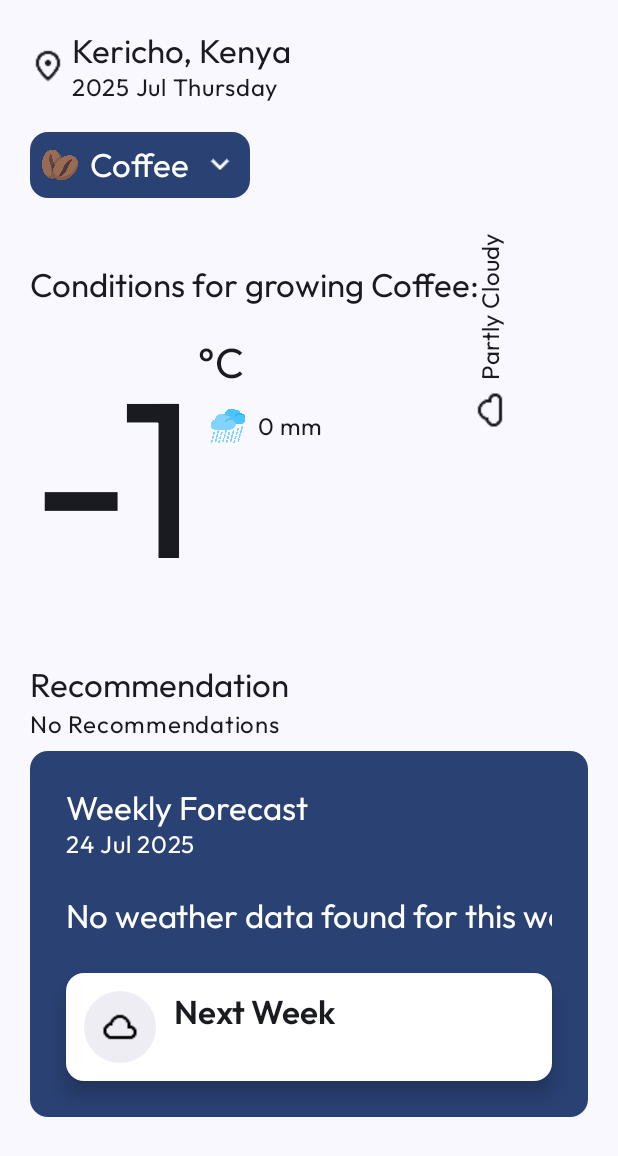
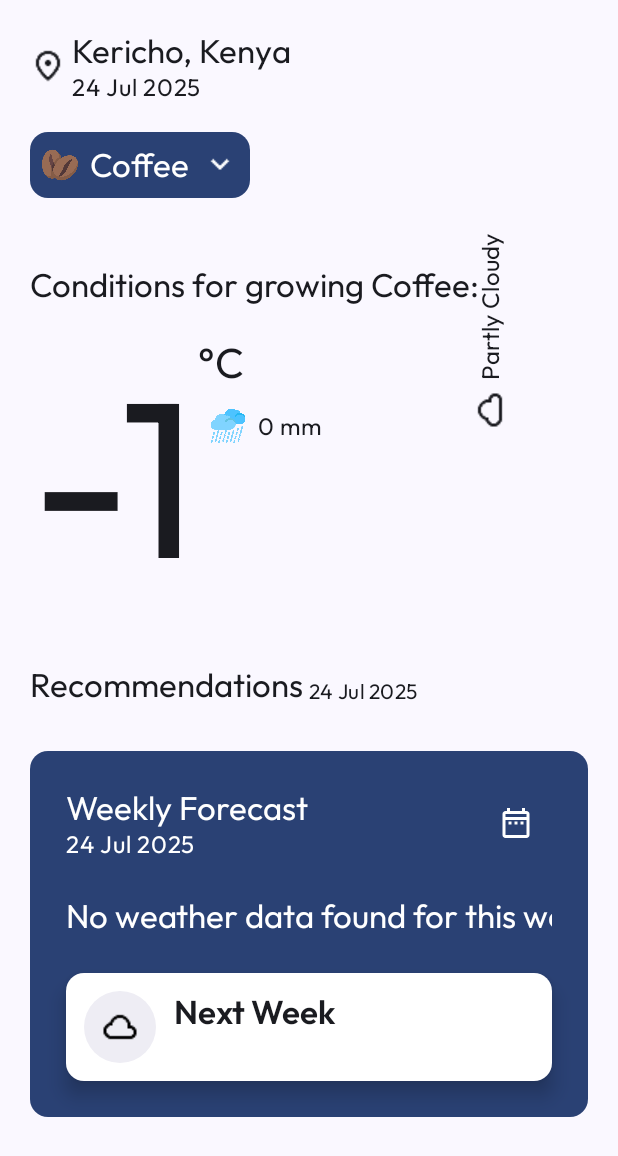
Before and after one commit to caleb-mwasikira/agri_tech_mobile, an Android app built with Jetpack Compose: the screen it shows after launch (MainActivity), on a phone screen of 412 x 824 dp. Shown: the top 1156 px of the screen. Run offline under Robolectric (Android 15) with nearby library versions, the light colour scheme and no system bars.

Commit message:
Code refactor

```diff
--- a/app/src/main/java/com/example/agritech/data/Forecast.kt
+++ b/app/src/main/java/com/example/agritech/data/Forecast.kt
@@ -2,15 +2,15 @@ package com.example.agritech.data
 
 import androidx.annotation.DrawableRes
 import androidx.compose.runtime.Immutable
-import androidx.compose.runtime.mutableStateOf
-import androidx.compose.runtime.remember
 import com.example.agritech.R
 import java.time.LocalDateTime
 import java.time.format.DateTimeFormatter
 
+
+val formatter: DateTimeFormatter = DateTimeFormatter.ofPattern("dd MMM uuuu")
+
 fun getCurrentDateTime(): String {
     val currentDateTime = LocalDateTime.now()
-    val formatter = DateTimeFormatter.ofPattern("yyyy MMM EEEE")
     return currentDateTime.format(formatter)
 }
 
--- a/app/src/main/java/com/example/agritech/data/WeatherApi.kt
+++ b/app/src/main/java/com/example/agritech/data/WeatherApi.kt
@@ -5,7 +5,6 @@ import com.google.gson.JsonDeserializationContext
 import com.google.gson.JsonDeserializer
 import com.google.gson.JsonElement
 import com.google.gson.annotations.SerializedName
-import kotlinx.serialization.Serializable
 import retrofit2.Retrofit
 import retrofit2.converter.gson.GsonConverterFactory
 import retrofit2.http.GET
@@ -16,7 +15,11 @@ import java.time.LocalDateTime
 import java.time.format.DateTimeFormatter
 
 class LocalDateTimeDeserializer : JsonDeserializer<LocalDateTime> {
-    override fun deserialize(json: JsonElement?, typeOfT: Type?, context: JsonDeserializationContext?): LocalDateTime {
+    override fun deserialize(
+        json: JsonElement?,
+        typeOfT: Type?,
+        context: JsonDeserializationContext?
+    ): LocalDateTime {
         val formatter = DateTimeFormatter.ofPattern("yyyy-MM-dd'T'HH:mm:ss.SSS")
         return LocalDateTime.parse(json?.asString, formatter)
     }
@@ -30,12 +33,8 @@ data class Weather(
     val precip: Float,
 )
 
-data class Recommendation(
+data class RecommendationResponse(
     val plant: String,
-    val avgTemp: Double,
-    val avgPrecip: Double,
-    val avgHumidity: Double,
-    val avgSolarRadiation: Double,
     val recommendations: List<String>
 )
 
@@ -48,11 +47,6 @@ data class PlantThreshold(
 )
 
 interface WeatherApi {
-    @GET("weather/{month}")
-    suspend fun getMonthlyWeather(
-        @Path("month") month: Int
-    ): List<Weather>
-
     @GET("weather/{month}/{day}")
     suspend fun getThisWeeksWeather(
         @Path("month") month: Int,
@@ -62,11 +56,12 @@ interface WeatherApi {
     @GET("weather/today")
     suspend fun getTodaysWeather(): Weather
 
-    @GET("recommendations/{month}")
-    suspend fun getThisMonthsRecommendation(
+    @GET("recommendations/{month}/{day}")
+    suspend fun getWeeklyRecommendation(
         @Path("month") month: Int,
+        @Path("day") day: Int,
         @Query("plant") plant: String,
-    ): Recommendation
+    ): RecommendationResponse
 
     @GET("plant_thresholds/{plant}")
     suspend fun getPlantThresholds(
@@ -80,7 +75,7 @@ val gson = GsonBuilder()
 
 val api: WeatherApi by lazy {
     Retrofit.Builder()
-        .baseUrl("http://192.168.43.211:5000/")
+        .baseUrl("http://192.168.43.141:5000/")
         .addConverterFactory(GsonConverterFactory.create(gson))
         .build()
         .create(WeatherApi::class.java)
--- a/app/src/main/java/com/example/agritech/data/WeatherViewModel.kt
+++ b/app/src/main/java/com/example/agritech/data/WeatherViewModel.kt
@@ -12,28 +12,7 @@ class WeatherViewModel : ViewModel() {
     }
 
     private val monthlyWeatherData = MutableStateFlow(mutableMapOf<Int, List<Weather>>())
-    private val monthlyRecommendations =
-        MutableStateFlow(mutableMapOf<String, Recommendation>())
     private val plantThresholds = MutableStateFlow(mutableMapOf<String, PlantThreshold>())
-
-    suspend fun getMonthlyWeather(month: Int): List<Weather> {
-        return try {
-            // Check if month weather data was already fetched
-            var monthsWeather = monthlyWeatherData.value[month]
-            if (monthsWeather == null) {
-                monthsWeather = api.getMonthlyWeather(month)
-                monthlyWeatherData.update { oldMap ->
-                    oldMap[month] = monthsWeather
-                    oldMap
-                }
-            }
-            Log.d(TAG, "getMonthlyWeather(month=$month); $monthsWeather")
-            monthsWeather
-        } catch (e: Exception) {
-            Log.e(TAG, "getMonthlyWeather(month=$month); ${e.message}")
-            emptyList<Weather>()
-        }
-    }
 
     suspend fun getThisWeeksWeather(month: Int, dayOfMonth: Int): List<Weather> {
         return try {
@@ -54,7 +33,7 @@ class WeatherViewModel : ViewModel() {
                 }
             }
 
-            Log.d(TAG, "getThisWeeksWeather(month=$month, dayOfMonth=$dayOfMonth); $weeklyForecast")
+            Log.d(TAG, "getThisWeeksWeather(month=$month, dayOfMonth=$dayOfMonth)")
             weeklyForecast
         } catch (e: Exception) {
             Log.e(TAG, "getThisWeeksWeather(month=$month, dayOfMonth=$dayOfMonth); ${e.message}")
@@ -65,7 +44,7 @@ class WeatherViewModel : ViewModel() {
     suspend fun getTodaysWeather(): Weather? {
         return try {
             val todaysWeather = api.getTodaysWeather()
-            Log.d(TAG, "getTodaysWeather(); $todaysWeather")
+            Log.d(TAG, "getTodaysWeather()")
             todaysWeather
         } catch (e: Exception) {
             Log.e(TAG, "getTodaysWeather(); ${e.message}")
@@ -73,24 +52,17 @@ class WeatherViewModel : ViewModel() {
         }
     }
 
-    suspend fun getThisMonthsRecommendation(month: Int, plant: String): Recommendation? {
+    suspend fun getWeeklyRecommendations(month: Int, day: Int, plant: String): List<String> {
         return try {
-            // Check if month recommendations was already fetched
-            val key = "$plant-$month"
-            var result = monthlyRecommendations.value[key]
-            if (result == null) {
-                result = api.getThisMonthsRecommendation(month, plant)
-                monthlyRecommendations.update { oldMap ->
-                    oldMap[key] = result
-                    oldMap
-                }
-            }
-
-            Log.d(TAG, "getThisMonthsRecommendation(month=$month, plant=$plant); $result")
-            result
+            Log.d(TAG, "getWeeklyRecommendations(month=$month, day=$day, plant=$plant)")
+            val response = api.getWeeklyRecommendation(month, day, plant)
+            response.recommendations
         } catch (e: Exception) {
-            Log.e(TAG, "getThisMonthsRecommendation(month=$month, plant=$plant); ${e.message}")
-            null
+            Log.e(
+                TAG,
+                "getWeeklyRecommendations(month=$month, day=$day, plant=$plant); ${e.message}"
+            )
+            emptyList<String>()
         }
     }
 
@@ -105,7 +77,7 @@ class WeatherViewModel : ViewModel() {
                 }
             }
 
-            Log.d(TAG, "getPlantThresholds(plant=$plant); $result")
+            Log.d(TAG, "getPlantThresholds(plant=$plant)")
             result
         } catch (e: Exception) {
             Log.e(TAG, "getPlantThresholds(plant=$plant); ${e.message}")
--- a/app/src/main/java/com/example/agritech/screens/WeeklyForecast.kt
+++ b/app/src/main/java/com/example/agritech/screens/WeeklyForecast.kt
@@ -1,5 +1,6 @@
 package com.example.agritech.screens
 
+import android.widget.Toast
 import androidx.compose.foundation.Image
 import androidx.compose.foundation.background
 import androidx.compose.foundation.clickable
@@ -18,15 +19,20 @@ import androidx.compose.foundation.lazy.LazyRow
 import androidx.compose.foundation.rememberScrollState
 import androidx.compose.foundation.shape.CircleShape
 import androidx.compose.foundation.verticalScroll
+import androidx.compose.material.icons.Icons
+import androidx.compose.material.icons.outlined.DateRange
 import androidx.compose.material3.Card
 import androidx.compose.material3.CardDefaults
+import androidx.compose.material3.DatePicker
 import androidx.compose.material3.DropdownMenu
 import androidx.compose.material3.DropdownMenuItem
+import androidx.compose.material3.ExperimentalMaterial3Api
 import androidx.compose.material3.Icon
 import androidx.compose.material3.IconButton
 import androidx.compose.material3.MaterialTheme
 import androidx.compose.material3.Scaffold
 import androidx.compose.material3.Text
+import androidx.compose.material3.rememberDatePickerState
 import androidx.compose.runtime.Composable
 import androidx.compose.runtime.LaunchedEffect
 import androidx.compose.runtime.getValue
@@ -37,27 +43,39 @@ import androidx.compose.ui.Alignment
 import androidx.compose.ui.Modifier
 import androidx.compose.ui.draw.clip
 import androidx.compose.ui.draw.rotate
+import androidx.compose.ui.platform.LocalContext
 import androidx.compose.ui.res.painterResource
 import androidx.compose.ui.text.font.FontWeight
 import androidx.compose.ui.tooling.preview.Devices
 import androidx.compose.ui.tooling.preview.Preview
 import androidx.compose.ui.unit.dp
 import androidx.compose.ui.unit.sp
+import androidx.compose.ui.window.Dialog
 import com.example.agritech.R
 import com.example.agritech.data.PlantThreshold
 import com.example.agritech.data.Weather
 import com.example.agritech.data.WeatherViewModel
+import com.example.agritech.data.formatter
 import com.example.agritech.data.getCurrentDateTime
 import com.example.agritech.ui.theme.OutfitFont
+import java.time.Instant
 import java.time.LocalDate
+import java.time.ZoneId
 import java.time.format.DateTimeFormatter
+import java.util.Locale
 
-fun getMostFrequentWeatherCondition(weatherList: List<Weather>): String? {
+fun getMostFrequentWeatherCondition(weatherList: List<Weather>): String {
     val mostFrequentWeatherCondition = weatherList.groupingBy { it.conditions }
         .eachCount()
         .maxByOrNull { it.value }
         ?.key
-    return mostFrequentWeatherCondition
+    var words: List<String> = mostFrequentWeatherCondition?.split("_") ?: return ""
+    words = words.map { word ->
+        word.replaceFirstChar {
+            if (it.isLowerCase()) it.titlecase(Locale.getDefault()) else it.toString()
+        }
+    }
+    return words.joinToString(" ")
 }
 
 fun getWeatherIcon(condition: String?): Int {
@@ -119,15 +137,30 @@ fun WeeklyForecast(
             )
             var selectedCrop by remember { mutableStateOf("Coffee") }
             var plantThreshold by remember { mutableStateOf<PlantThreshold?>(null) }
-            var recommendation by remember { mutableStateOf<String?>(null) }
+            var recommendations by remember { mutableStateOf<List<String>?>(null) }
+            var currentDate by remember { mutableStateOf(LocalDate.now()) }
+            var weeklyWeatherData by remember { mutableStateOf<List<Weather>?>(null) }
+            var nextWeeksWeatherCondition by remember { mutableStateOf<String?>(null) }
 
-            LaunchedEffect(selectedCrop) {
-                val today = LocalDate.now()
+            LaunchedEffect(selectedCrop, currentDate) {
+                // Get plant threshold and recommendations
                 plantThreshold = weatherViewModel?.getPlantThresholds(selectedCrop)
-                val plantRecommendations = weatherViewModel?.getThisMonthsRecommendation(
-                    today.monthValue, selectedCrop,
+                recommendations = weatherViewModel?.getWeeklyRecommendations(
+                    currentDate.monthValue,
+                    currentDate.dayOfMonth,
+                    selectedCrop,
                 )
-                recommendation = plantRecommendations?.recommendations?.first()
+
+                // Get weather data
+                weeklyWeatherData = weatherViewModel?.getThisWeeksWeather(
+                    currentDate.monthValue, currentDate.dayOfMonth
+                )
+
+                val nextWeek = currentDate.plusDays(7)
+                val nextWeeksWeatherData = weatherViewModel?.getThisWeeksWeather(
+                    nextWeek.monthValue, nextWeek.dayOfMonth
+                ) ?: emptyList()
+                nextWeeksWeatherCondition = getMostFrequentWeatherCondition(nextWeeksWeatherData)
             }
 
             SelectCrop(
@@ -144,34 +177,28 @@ fun WeeklyForecast(
                 precipitation = plantThreshold?.minPrecip?.toInt() ?: 0,
             )
 
-            var currentDate by remember { mutableStateOf(LocalDate.now()) }
-            var weeklyWeatherData by remember { mutableStateOf(listOf<Weather>()) }
-            var nextWeeksWeatherCondition by remember { mutableStateOf<String?>(null) }
-
-            LaunchedEffect(currentDate) {
-                weeklyWeatherData = weatherViewModel?.getThisWeeksWeather(
-                    currentDate.monthValue, currentDate.dayOfMonth
-                ) ?: emptyList()
-
-                val nextWeek = currentDate.plusDays(7)
-                val nextWeeksWeatherData = weatherViewModel?.getThisWeeksWeather(
-                    nextWeek.monthValue, nextWeek.dayOfMonth
-                ) ?: emptyList()
-                nextWeeksWeatherCondition = getMostFrequentWeatherCondition(nextWeeksWeatherData)
-            }
-
             // Recommendation
             Column(
                 verticalArrangement = Arrangement.spacedBy(2.dp)
             ) {
+                Row(
+                    horizontalArrangement = Arrangement.spacedBy(4.dp),
+                    verticalAlignment = Alignment.Bottom,
+                ) {
                     Text(
-                    "Recommendation",
+                        "Recommendations",
                         style = MaterialTheme.typography.titleLarge,
                         fontFamily = OutfitFont,
                     )
+                    Text(
+                        currentDate.format(formatter),
+                        style = MaterialTheme.typography.bodyMedium,
+                        fontFamily = OutfitFont,
+                    )
+                }
 
                 Text(
-                    recommendation ?: "No Recommendations",
+                    if (recommendations?.isEmpty() == true) "" else recommendations?.first() ?: "",
                     style = MaterialTheme.typography.bodyLarge,
                     fontFamily = OutfitFont,
                 )
@@ -179,10 +206,10 @@ fun WeeklyForecast(
 
             WeeklyForecast(
                 currentDate = currentDate,
-                onSelectCurrentDate = { newDate ->
+                selectCurrentDate = { newDate ->
                     currentDate = newDate
                 },
-                weatherData = weeklyWeatherData,
+                weatherData = weeklyWeatherData ?: emptyList(),
                 nextWeeksWeatherCondition = nextWeeksWeatherCondition ?: ""
             )
         }
@@ -351,19 +378,14 @@ fun CropThresholds(
     }
 }
 
+@OptIn(ExperimentalMaterial3Api::class)
 @Composable
 fun WeeklyForecast(
     currentDate: LocalDate,
-    onSelectCurrentDate: (LocalDate) -> Unit,
+    selectCurrentDate: (LocalDate) -> Unit,
     weatherData: List<Weather>,
     nextWeeksWeatherCondition: String,
 ) {
-    val formatter by remember {
-        mutableStateOf(
-            DateTimeFormatter.ofPattern("dd MMM uuuu")
-        )
-    }
-
     Card(
         colors = CardDefaults.cardColors().copy(
             containerColor = MaterialTheme.colorScheme.primary,
@@ -375,17 +397,70 @@ fun WeeklyForecast(
                 .fillMaxWidth()
                 .padding(24.dp),
         ) {
+            Row(
+                modifier = Modifier.fillMaxWidth(),
+                horizontalArrangement = Arrangement.SpaceBetween,
+                verticalAlignment = Alignment.CenterVertically,
+            ) {
+                Column {
                     Text(
                         "Weekly Forecast",
                         style = MaterialTheme.typography.titleLarge,
                         fontFamily = OutfitFont,
                     )
-
                     Text(
                         currentDate.format(formatter),
                         style = MaterialTheme.typography.bodyLarge,
                         fontFamily = OutfitFont,
                     )
+                }
+
+                var displayCalendar by remember { mutableStateOf(false) }
+                IconButton(
+                    onClick = {
+                        displayCalendar = true
+                    }
+                ) {
+                    Icon(
+                        imageVector = Icons.Outlined.DateRange,
+                        contentDescription = "Select Date"
+                    )
+                }
+
+                val datePickerState = rememberDatePickerState()
+                val context = LocalContext.current
+
+                if (displayCalendar) {
+                    Dialog(
+                        onDismissRequest = {
+                            displayCalendar = false
+                            val timestamp: Long? = datePickerState.selectedDateMillis
+                            if (timestamp == null) {
+                                Toast.makeText(context, "Please Select A Date", Toast.LENGTH_LONG)
+                                    .show()
+                                return@Dialog
+                            }
+
+                            val selectedDate = Instant.ofEpochMilli(timestamp)
+                                .atZone(ZoneId.systemDefault())
+                                .toLocalDate()
+                            selectCurrentDate(selectedDate)
+                            return@Dialog
+
+                        },
+                    ) {
+                        Box(
+                            modifier = Modifier.background(
+                                color = MaterialTheme.colorScheme.onPrimary,
+                            )
+                        ) {
+                            DatePicker(
+                                state = datePickerState,
+                            )
+                        }
+                    }
+                }
+            }
 
             val dayFormatter by remember {
                 mutableStateOf(
@@ -448,7 +523,7 @@ fun WeeklyForecast(
                 ),
                 modifier = Modifier.clickable {
                     val nextWeek = currentDate.plusDays(7)
-                    onSelectCurrentDate(nextWeek)
+                    selectCurrentDate(nextWeek)
                 }
             ) {
                 Row(
--- a/app/src/main/res/drawable/add_24dp.xml
+++ b/app/src/main/res/drawable/add_24dp.xml
@@ -3,7 +3,7 @@
     android:height="24dp"
     android:viewportWidth="960"
     android:viewportHeight="960">
-  <path
-      android:pathData="M440,520L200,520v-80h240v-240h80v240h240v80L520,520v240h-80v-240Z"
-      android:fillColor="#1f1f1f"/>
+    <path
+        android:fillColor="#1f1f1f"
+        android:pathData="M440,520L200,520v-80h240v-240h80v240h240v80L520,520v240h-80v-240Z" />
 </vector>
--- a/app/src/main/res/drawable/arrow_back_24dp.xml
+++ b/app/src/main/res/drawable/arrow_back_24dp.xml
@@ -3,7 +3,7 @@
     android:height="24dp"
     android:viewportWidth="960"
     android:viewportHeight="960">
-  <path
-      android:pathData="m313,520 l224,224 -57,56 -320,-320 320,-320 57,56 -224,224h487v80L313,520Z"
-      android:fillColor="#1f1f1f"/>
+    <path
+        android:fillColor="#1f1f1f"
+        android:pathData="m313,520 l224,224 -57,56 -320,-320 320,-320 57,56 -224,224h487v80L313,520Z" />
 </vector>
--- a/app/src/main/res/drawable/notifications_24dp.xml
+++ b/app/src/main/res/drawable/notifications_24dp.xml
@@ -3,7 +3,7 @@
     android:height="24dp"
     android:viewportWidth="960"
     android:viewportHeight="960">
-  <path
-      android:pathData="M160,760v-80h80v-280q0,-83 50,-147.5T420,168v-28q0,-25 17.5,-42.5T480,80q25,0 42.5,17.5T540,140v28q80,20 130,84.5T720,400v280h80v80L160,760ZM480,460ZM480,880q-33,0 -56.5,-23.5T400,800h160q0,33 -23.5,56.5T480,880ZM320,680h320v-280q0,-66 -47,-113t-113,-47q-66,0 -113,47t-47,113v280Z"
-      android:fillColor="#1f1f1f"/>
+    <path
+        android:fillColor="#1f1f1f"
+        android:pathData="M160,760v-80h80v-280q0,-83 50,-147.5T420,168v-28q0,-25 17.5,-42.5T480,80q25,0 42.5,17.5T540,140v28q80,20 130,84.5T720,400v280h80v80L160,760ZM480,460ZM480,880q-33,0 -56.5,-23.5T400,800h160q0,33 -23.5,56.5T480,880ZM320,680h320v-280q0,-66 -47,-113t-113,-47q-66,0 -113,47t-47,113v280Z" />
 </vector>
```
Also changed, not shown: 2 other files. Lines whose indentation alone changed are shown as unchanged.
